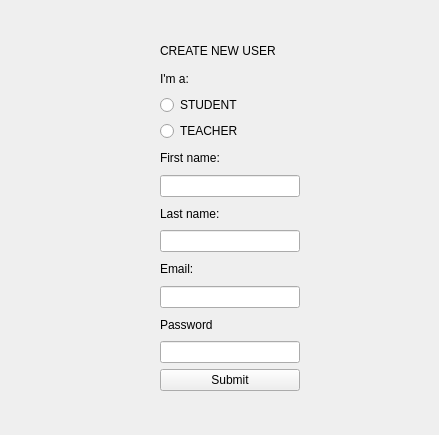
Before: the Qt Designer form newteacher.ui in casalete/ErasmusIo, drawn with Qt 5.
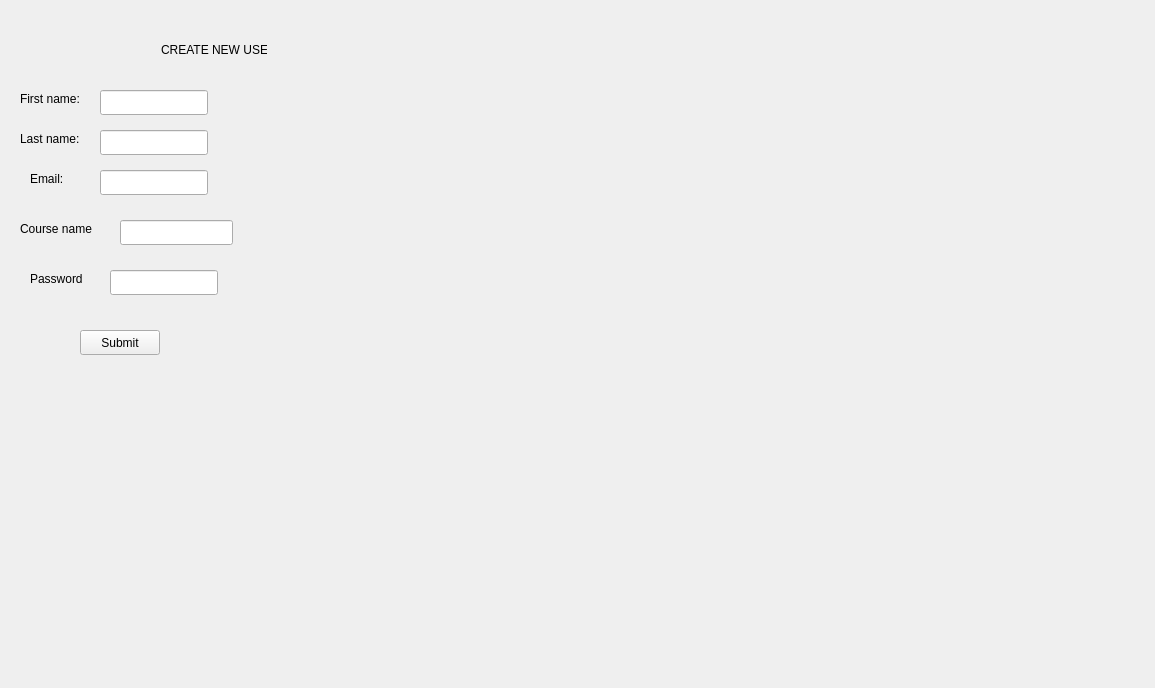
After: the same form once the commit is applied.

Diff of the .ui file:
```diff
--- a/newteacher.ui
+++ b/newteacher.ui
@@ -6,99 +6,156 @@
    <rect>
     <x>0</x>
     <y>0</y>
-    <width>439</width>
-    <height>435</height>
+    <width>1155</width>
+    <height>688</height>
    </rect>
   </property>
   <property name="windowTitle">
    <string>Form</string>
   </property>
-  <widget class="QWidget" name="layoutWidget">
+  <widget class="QLabel" name="label_2">
    <property name="geometry">
     <rect>
-     <x>160</x>
-     <y>40</y>
-     <width>140</width>
-     <height>351</height>
+     <x>20</x>
+     <y>220</y>
+     <width>81</width>
+     <height>17</height>
     </rect>
    </property>
-   <layout class="QVBoxLayout" name="verticalLayout">
-    <item>
-     <widget class="QLabel" name="label">
-      <property name="text">
-       <string>CREATE NEW USER</string>
-      </property>
-     </widget>
-    </item>
-    <item>
-     <widget class="QLabel" name="label_2">
-      <property name="text">
-       <string>I'm a:</string>
-      </property>
-     </widget>
-    </item>
-    <item>
-     <widget class="QRadioButton" name="studentRadioButton">
-      <property name="text">
-       <string>STUDENT</string>
-      </property>
-     </widget>
-    </item>
-    <item>
-     <widget class="QRadioButton" name="teacherRadioButton">
-      <property name="text">
-       <string>TEACHER</string>
-      </property>
-     </widget>
-    </item>
-    <item>
-     <widget class="QLabel" name="label_3">
-      <property name="text">
-       <string>First name:</string>
-      </property>
-     </widget>
-    </item>
-    <item>
-     <widget class="QLineEdit" name="lineEdit_firstName"/>
-    </item>
-    <item>
-     <widget class="QLabel" name="label_4">
-      <property name="text">
-       <string>Last name:</string>
-      </property>
-     </widget>
-    </item>
-    <item>
-     <widget class="QLineEdit" name="lineEdit_lastName"/>
-    </item>
-    <item>
-     <widget class="QLabel" name="label_5">
-      <property name="text">
-       <string>Email:</string>
-      </property>
-     </widget>
-    </item>
-    <item>
-     <widget class="QLineEdit" name="lineEdit_email"/>
-    </item>
-    <item>
-     <widget class="QLabel" name="label_6">
-      <property name="text">
-       <string>Password</string>
-      </property>
-     </widget>
-    </item>
-    <item>
-     <widget class="QLineEdit" name="lineEdit_password"/>
-    </item>
-    <item>
-     <widget class="QPushButton" name="submitButton">
-      <property name="text">
-       <string>Submit</string>
-      </property>
-     </widget>
-    </item>
-   </layout>
+   <property name="text">
+    <string>Course name</string>
+   </property>
+  </widget>
+  <widget class="QLineEdit" name="lineEdit">
+   <property name="geometry">
+    <rect>
+     <x>120</x>
+     <y>220</y>
+     <width>113</width>
+     <height>25</height>
+    </rect>
+   </property>
+  </widget>
+  <widget class="QLabel" name="label">
+   <property name="geometry">
+    <rect>
+     <x>161</x>
+     <y>41</y>
+     <width>106</width>
+     <height>17</height>
+    </rect>
+   </property>
+   <property name="text">
+    <string>CREATE NEW USER</string>
+   </property>
+  </widget>
+  <widget class="QLineEdit" name="lineEdit_firstName">
+   <property name="geometry">
+    <rect>
+     <x>100</x>
+     <y>90</y>
+     <width>108</width>
+     <height>25</height>
+    </rect>
+   </property>
+  </widget>
+  <widget class="QLineEdit" name="lineEdit_lastName">
+   <property name="geometry">
+    <rect>
+     <x>100</x>
+     <y>130</y>
+     <width>108</width>
+     <height>25</height>
+    </rect>
+   </property>
+  </widget>
+  <widget class="QLabel" name="label_5">
+   <property name="geometry">
+    <rect>
+     <x>30</x>
+     <y>170</y>
+     <width>34</width>
+     <height>17</height>
+    </rect>
+   </property>
+   <property name="text">
+    <string>Email:</string>
+   </property>
+  </widget>
+  <widget class="QLabel" name="label_4">
+   <property name="geometry">
+    <rect>
+     <x>20</x>
+     <y>130</y>
+     <width>62</width>
+     <height>17</height>
+    </rect>
+   </property>
+   <property name="text">
+    <string>Last name:</string>
+   </property>
+  </widget>
+  <widget class="QPushButton" name="submitButton">
+   <property name="geometry">
+    <rect>
+     <x>80</x>
+     <y>330</y>
+     <width>80</width>
+     <height>25</height>
+    </rect>
+   </property>
+   <property name="text">
+    <string>Submit</string>
+   </property>
+  </widget>
+  <widget class="QLineEdit" name="lineEdit_password">
+   <property name="geometry">
+    <rect>
+     <x>110</x>
+     <y>270</y>
+     <width>108</width>
+     <height>25</height>
+    </rect>
+   </property>
+   <property name="echoMode">
+    <enum>QLineEdit::Password</enum>
+   </property>
+  </widget>
+  <widget class="QLabel" name="label_6">
+   <property name="geometry">
+    <rect>
+     <x>30</x>
+     <y>270</y>
+     <width>55</width>
+     <height>17</height>
+    </rect>
+   </property>
+   <property name="text">
+    <string>Password</string>
+   </property>
+  </widget>
+  <widget class="QLabel" name="label_3">
+   <property name="geometry">
+    <rect>
+     <x>20</x>
+     <y>90</y>
+     <width>63</width>
+     <height>17</height>
+    </rect>
+   </property>
+   <property name="text">
+    <string>First name:</string>
+   </property>
+  </widget>
+  <widget class="QLineEdit" name="lineEdit_email">
+   <property name="geometry">
+    <rect>
+     <x>100</x>
+     <y>170</y>
+     <width>108</width>
+     <height>25</height>
+    </rect>
+   </property>
   </widget>
  </widget>
  <resources/>
```
